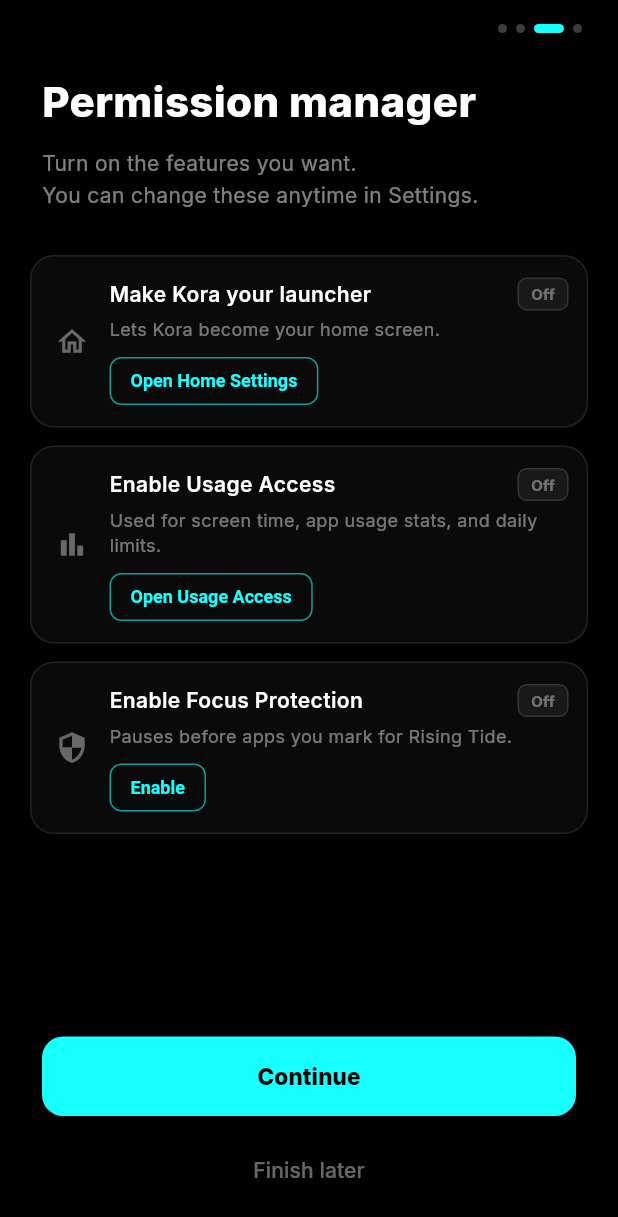
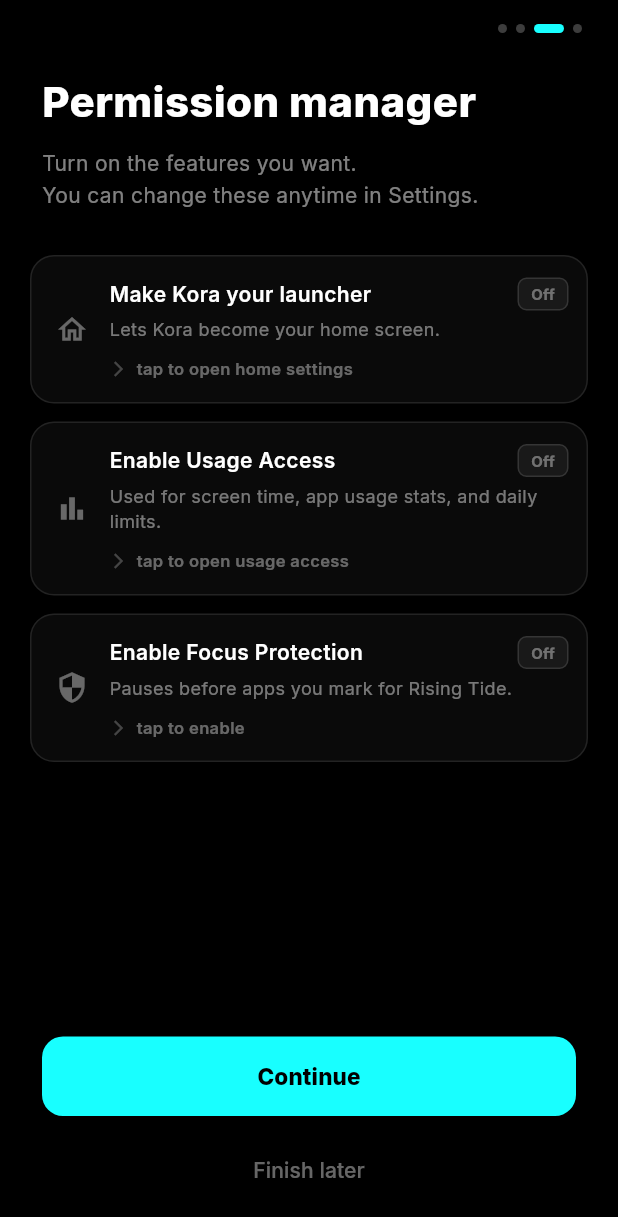
Before and after one commit to iampownkumar/koralauncher, a Flutter app: the screen it shows after launch, swiped to page 3, on a phone screen of 412 x 824 dp. Shown: the top 1217 px of the screen. Run offline on Flutter 3.47's test engine with Material 3 defaults, Android fonts, the phone set to English and light mode, and no system bars; our stand-ins replace drift, google_fonts, shared_preferences, upgrader; missing offline and left inert: android_intent_plus, installed_apps; accounts and stored records are empty; generated files the repository leaves out were written again; statements that could not run were skipped.

Commit message:
ux: close keyboard on leaving intention page; whole-card tap for permissions
- onboarding_flow: FocusManager.instance.primaryFocus?.unfocus() called
  before _next() on both 'Save and continue' and 'Skip' so keyboard
  slides away cleanly instead of snapping on the Permission manager page.

- permission_widgets: PermissionStatusCard now wrapped in Material + InkWell
  so tapping anywhere on the card triggers onAction, not just the small button.
  Replaced OutlinedButton with an inline hint row (arrow / checkmark icon).
  SettingsPermissionRow also wrapped in Material + InkWell; removed the
  separate GestureDetector button in favour of a trailing › icon.

```diff
--- a/lib/widgets/permission_widgets.dart
+++ b/lib/widgets/permission_widgets.dart
@@ -44,8 +44,17 @@
 
   @override
   Widget build(BuildContext context) {
-    return Container(
-      margin: const EdgeInsets.symmetric(horizontal: 20, vertical: 6),
+    return Padding(
+      padding: const EdgeInsets.symmetric(horizontal: 20, vertical: 6),
+      child: Material(
+        color: Colors.transparent,
+        borderRadius: BorderRadius.circular(16),
+        child: InkWell(
+          onTap: onAction,
+          borderRadius: BorderRadius.circular(16),
+          splashColor: Colors.white.withValues(alpha: 0.05),
+          highlightColor: Colors.white.withValues(alpha: 0.03),
+          child: Container(
             padding: const EdgeInsets.fromLTRB(16, 14, 12, 14),
             decoration: BoxDecoration(
               color: Colors.white.withValues(alpha: 0.04),
@@ -90,32 +99,36 @@
                         ),
                       ),
                       const SizedBox(height: 10),
-                SizedBox(
-                  height: 32,
-                  child: OutlinedButton(
-                    onPressed: onAction,
-                    style: OutlinedButton.styleFrom(
-                      foregroundColor:
-                          isEnabled ? Colors.white60 : Colors.cyanAccent,
-                      side: BorderSide(
+                      // Small hint row
+                      Row(
+                        children: [
+                          Icon(
+                            isEnabled ? Icons.check_circle_outline : Icons.arrow_forward_ios,
                             color: isEnabled
-                            ? Colors.white24
-                            : Colors.cyanAccent.withValues(alpha: 0.6),
+                                ? Colors.cyanAccent.withValues(alpha: 0.7)
+                                : Colors.white24,
+                            size: 12,
                           ),
-                      padding:
-                          const EdgeInsets.symmetric(horizontal: 14),
-                      shape: RoundedRectangleBorder(
-                          borderRadius: BorderRadius.circular(8)),
-                      textStyle: const TextStyle(
-                          fontSize: 12, fontWeight: FontWeight.w600),
+                          const SizedBox(width: 6),
+                          Text(
+                            isEnabled ? actionLabel : 'Tap to $actionLabel'.toLowerCase(),
+                            style: TextStyle(
+                              color: isEnabled
+                                  ? Colors.cyanAccent.withValues(alpha: 0.7)
+                                  : Colors.white38,
+                              fontSize: 11,
+                              fontWeight: FontWeight.w600,
                             ),
-                    child: Text(actionLabel),
+                          ),
+                        ],
+                      ),
+                    ],
                   ),
                 ),
               ],
             ),
           ),
-        ],
+        ),
       ),
     );
   }
@@ -173,6 +186,14 @@
   Widget build(BuildContext context) {
     return Padding(
       padding: const EdgeInsets.symmetric(horizontal: 20, vertical: 4),
+      child: Material(
+        color: Colors.transparent,
+        borderRadius: BorderRadius.circular(14),
+        child: InkWell(
+          onTap: onTap,
+          borderRadius: BorderRadius.circular(14),
+          splashColor: Colors.white.withValues(alpha: 0.05),
+          highlightColor: Colors.white.withValues(alpha: 0.03),
           child: Container(
             padding: const EdgeInsets.symmetric(horizontal: 16, vertical: 12),
             decoration: BoxDecoration(
@@ -207,27 +228,14 @@
                 const SizedBox(width: 12),
                 _StatusChip(isEnabled: isEnabled),
                 const SizedBox(width: 8),
-            GestureDetector(
-              onTap: onTap,
-              child: Container(
-                padding:
-                    const EdgeInsets.symmetric(horizontal: 12, vertical: 6),
-                decoration: BoxDecoration(
-                  color: Colors.white.withValues(alpha: 0.07),
-                  borderRadius: BorderRadius.circular(8),
-                  border:
-                      Border.all(color: Colors.white.withValues(alpha: 0.12)),
+                Icon(
+                  Icons.arrow_forward_ios,
+                  color: Colors.white24,
+                  size: 13,
                 ),
-                child: Text(
-                  buttonLabel,
-                  style: const TextStyle(
-                      color: Colors.white70,
-                      fontSize: 11,
-                      fontWeight: FontWeight.w600),
+              ],
             ),
           ),
-            ),
-          ],
         ),
       ),
     );
```
Also changed, not shown: lib/widgets/onboarding_flow.dart (+6 -1 lines). Lines whose indentation alone changed are shown as unchanged.
